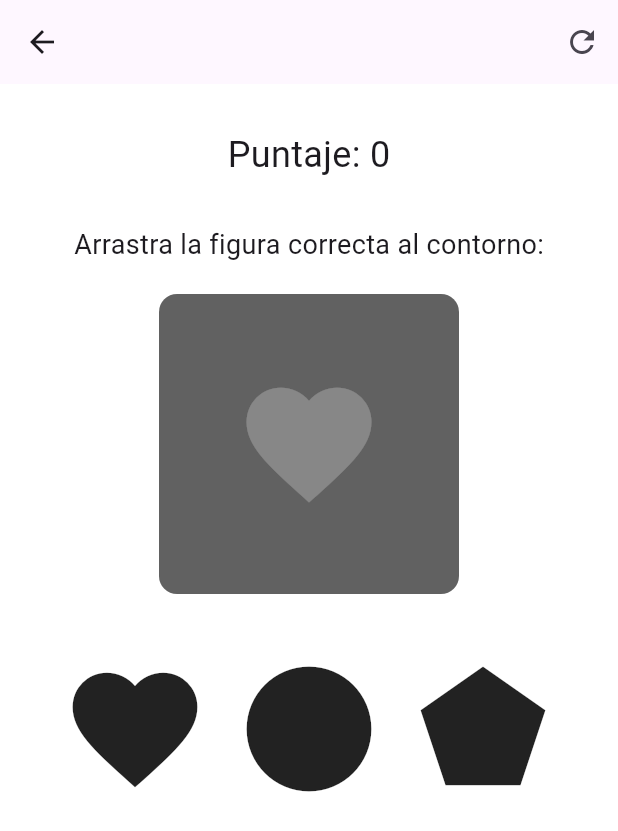
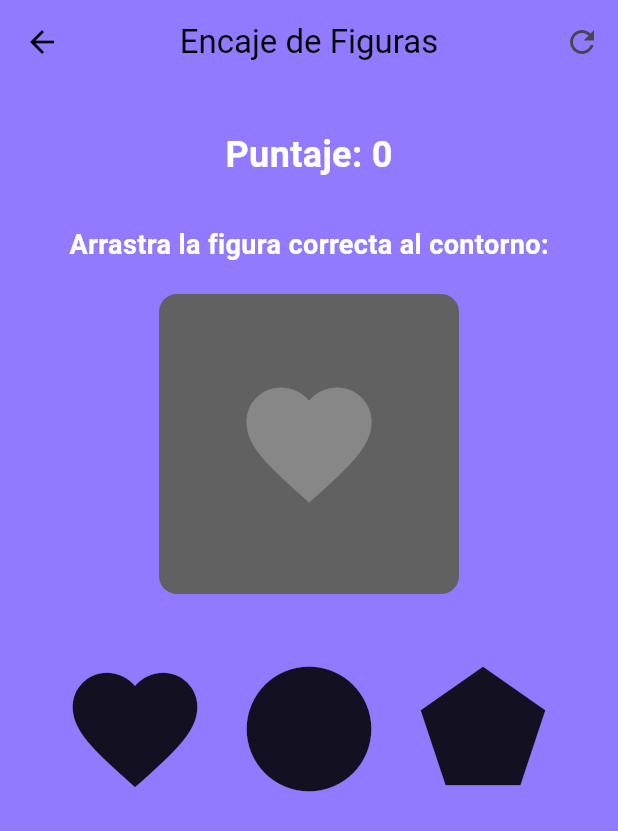
Before and after one commit to GeorgeLN/alzheimer_games, a Flutter app: the FiguraEncajeScreen screen opened by its route, on a phone screen of 412 x 824 dp. Shown: the top 831 px of the screen. Run offline on Flutter 3.47's test engine with Material 3 defaults, Android fonts, the phone set to English and light mode, and no system bars; our stand-ins replace cloud_firestore, equatable, firebase_auth, firebase_core, flutter_bloc, get_it and 1 more; accounts and stored records are empty.

Commit message:
Se agregan nuevos cambios y se realizan nuevas modificaciones

```diff
--- a/lib/features/screens/auth/first_screen.dart
+++ b/lib/features/screens/auth/first_screen.dart
@@ -86,7 +86,7 @@ class FirstScreen extends StatelessWidget {
                         child: Text(
                           'Registrarse',
                           style: TextStyle(
-                            color: Color.fromRGBO(236, 165, 82, 1),
+                            color: Color.fromRGBO(146, 122, 255, 1),
                             fontSize: size.width * 0.055,
                             fontWeight: FontWeight.w600,
                           ),
--- a/lib/features/screens/auth/login_screen.dart
+++ b/lib/features/screens/auth/login_screen.dart
@@ -180,7 +180,7 @@ class _LoginScreenState extends State<LoginScreen> {
                         onPressed: _login,
 
                         style: ElevatedButton.styleFrom(
-                          backgroundColor: Color.fromRGBO(236, 165, 82, 1),
+                          backgroundColor: Color.fromRGBO(146, 122, 255, 1),
                           shape: RoundedRectangleBorder(
                             borderRadius: BorderRadius.circular(8),
                           ),
--- a/lib/features/screens/auth/signup_screen.dart
+++ b/lib/features/screens/auth/signup_screen.dart
@@ -269,7 +269,7 @@ class _SignUpScreenState extends State<SignUpScreen> {
                       child: ElevatedButton(
                         onPressed: _signUp,
                         style: ElevatedButton.styleFrom(
-                          backgroundColor: Color.fromRGBO(236, 165, 82, 1),
+                          backgroundColor: Color.fromRGBO(146, 122, 255, 1),
                           shape: RoundedRectangleBorder(
                             borderRadius: BorderRadius.circular(8),
                           ),
--- a/lib/features/screens/games/pattern/encaje_figura.dart
+++ b/lib/features/screens/games/pattern/encaje_figura.dart
@@ -105,11 +105,14 @@ class _FiguraEncajeScreenState extends State<FiguraEncajeScreen> {
       canPop: false,
 
       child: Scaffold(
-        backgroundColor: Colors.white,
+        backgroundColor: Color.fromRGBO(146, 122, 255, 1),
 
         appBar: AppBar(
+          backgroundColor: Color.fromRGBO(146, 122, 255, 1),
+          title: const Text('Encaje de Figuras', style: TextStyle(color: Colors.black)),
+          centerTitle: true,
           leading: IconButton(
-            icon: const Icon(Icons.arrow_back),
+            icon: const Icon(Icons.arrow_back, color: Colors.black),
             onPressed: () {
               Navigator.pop(context);
             },
@@ -128,9 +131,9 @@ class _FiguraEncajeScreenState extends State<FiguraEncajeScreen> {
           //mainAxisAlignment: MainAxisAlignment.center,
           children: [
             const SizedBox(height: 30),
-            Text('Puntaje: $score', style: const TextStyle(fontSize: 24)),
+            Text('Puntaje: $score', style: const TextStyle(fontSize: 24, color: Colors.white, fontWeight: FontWeight.bold)),
             const SizedBox(height: 30),
-            const Text('Arrastra la figura correcta al contorno:', style: TextStyle(fontSize: 18)),
+            const Text('Arrastra la figura correcta al contorno:', style: TextStyle(fontSize: 18, color: Colors.white, fontWeight: FontWeight.bold)),
             const SizedBox(height: 20),
             Center(
               child: DragTarget<String>(
--- a/lib/features/screens/home/home_screen.dart
+++ b/lib/features/screens/home/home_screen.dart
@@ -78,7 +78,7 @@ class _HomeScreenState extends State<HomeScreen> {
                         TextSpan(
                           text: 'Hola! ',
                           style: TextStyle(
-                            color: Color(0xFFFFB74D), // Naranja
+                            color: Color.fromRGBO(146, 122, 255, 1), // Naranja
                             fontWeight: FontWeight.bold,
                             fontSize: size.width * 0.08,
                           ),
```
Also changed, not shown: lib/features/screens/games/memorama/memorama_screen.dart (+6 -3 lines), lib/features/screens/games/puzzle/slide_puzzle_screen.dart (+5 -6 lines), lib/features/screens/games/trivia/trivia_screen.dart (+23 -8 lines), assets/images/Background.png, pubspec.lock.
